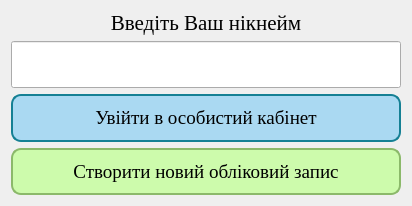
Old version of the form window/loginwindow.ui in the repository Bohdan17-bit/Trading-Platform.
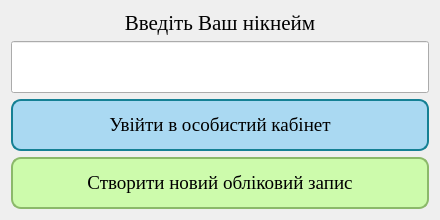
New version of the form.

Commit message: LogignWindow form is scaled

```diff
--- a/window/loginwindow.ui
+++ b/window/loginwindow.ui
@@ -6,8 +6,8 @@
    <rect>
     <x>0</x>
     <y>0</y>
-    <width>412</width>
-    <height>206</height>
+    <width>440</width>
+    <height>220</height>
    </rect>
   </property>
   <property name="sizePolicy">
```
Left out of the diff: 6 changed lines with no effect on the pictures. The commit also changes 3 other files.
